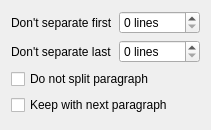
scribusproject/scribus, file scribus/ui/propertywidget_orphansbase.ui: the form before one commit.
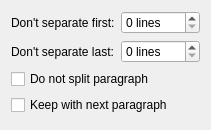
The form after the commit. Custom widgets are drawn as their Qt base class.

Patch:
```diff
--- a/scribus/ui/propertywidget_orphansbase.ui
+++ b/scribus/ui/propertywidget_orphansbase.ui
@@ -20,7 +20,7 @@
       <string>Ensure that first lines of a paragraph won't end up separated from the rest (known as widow/orphan control)</string>
      </property>
      <property name="text">
-      <string>Don't separate first</string>
+      <string>Don't separate first:</string>
      </property>
     </widget>
    </item>
@@ -37,7 +37,7 @@
    <item row="1" column="0">
     <widget class="QLabel" name="keepLabelEnd">
      <property name="text">
-      <string>Don't separate last</string>
+      <string>Don't separate last:</string>
      </property>
     </widget>
    </item>
```
Left out of the diff: 12 changed lines with no effect on the pictures.
